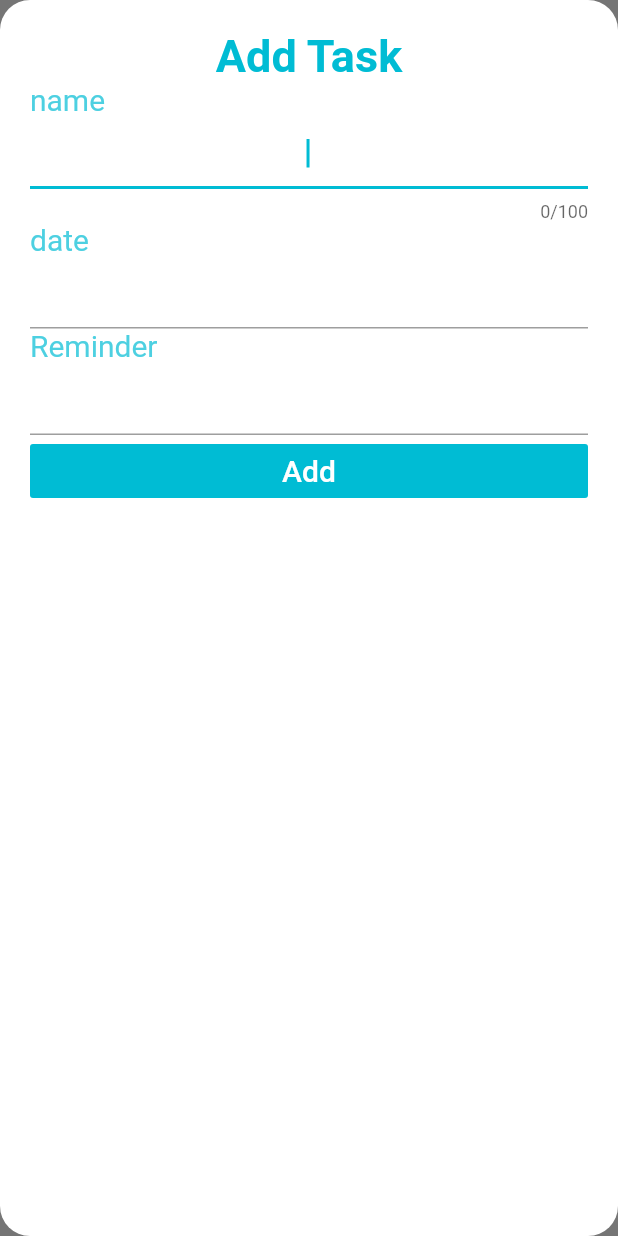
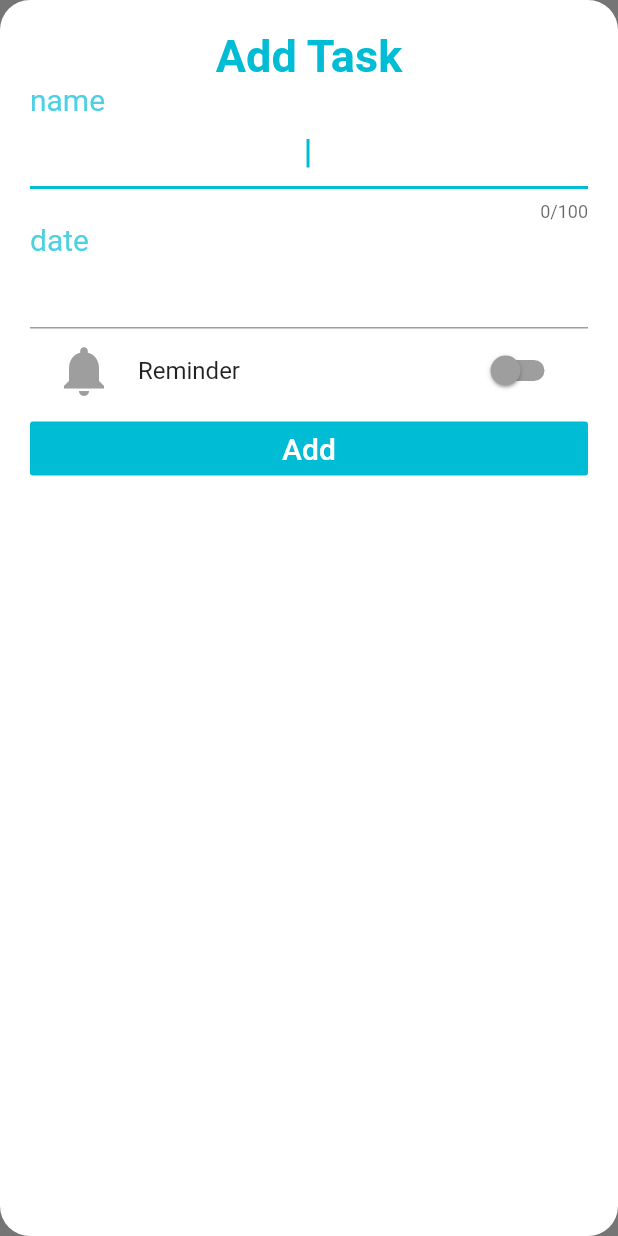
Before and after one commit to otouto3/flutter-todo-app, a Flutter app: the AddTaskScreen widget shown alone on an empty page, opened directly, on a phone screen of 412 x 824 dp. Run offline on Flutter 3.47's test engine with Material 2 defaults, Android fonts, the phone set to English and light mode, and no system bars; drawn by our look-alikes of datetime_picker_formfield; our stand-ins replace flutter_local_notifications, rxdart, sqflite, step_progress_indicator, table_calendar; accounts and stored records are empty.

Commit message:
switchのOn Offでリマインダーを表示させるようにした

```diff
--- a/lib/screens/add_task_screen.dart
+++ b/lib/screens/add_task_screen.dart
@@ -50,6 +50,8 @@ class _AddTaskScreenState extends State<AddTaskScreen> {
   final titleTextEditingController = TextEditingController();
   final dateTextEditingController = TextEditingController();
   final reminderTextEditingController = TextEditingController();
+
+  bool _switchValue = false;
 
   @override
   void initState() {
@@ -182,14 +184,37 @@ class _AddTaskScreenState extends State<AddTaskScreen> {
                 }
               },
             ),
-            Text(
+            SwitchListTile(
+                value: _switchValue,
+                activeColor: Colors.cyan,
+                activeTrackColor: Colors.cyan,
+                inactiveThumbColor: Colors.grey,
+                inactiveTrackColor: Colors.grey,
+                secondary: Icon(
+                  Icons.notifications,
+                  color: _switchValue ? Colors.cyan : Colors.grey[500],
+                  size: 40.0,
+                ),
+                title: Text('Reminder'),
+                //subtitle: Text('サブタイトル'),
+                onChanged: (bool value) {
+                  setState(() {
+                    _switchValue = value;
+                  });
+                }),
+            Visibility(
+              visible: _switchValue,
+              child: Text(
                 'Reminder',
                 style: TextStyle(
                   fontSize: 20.0,
                   color: Colors.cyan[300],
                 ),
               ),
-            DateTimeField(
+            ),
+            Visibility(
+              visible: _switchValue,
+              child: DateTimeField(
                 format: format,
                 controller: reminderTextEditingController,
                 onShowPicker: (context, currentValue) async {
@@ -201,14 +226,15 @@ class _AddTaskScreenState extends State<AddTaskScreen> {
                   if (date != null) {
                     final time = await showTimePicker(
                       context: context,
-                    initialTime:
-                        TimeOfDay.fromDateTime(currentValue ?? DateTime.now()),
+                      initialTime: TimeOfDay.fromDateTime(
+                          currentValue ?? DateTime.now()),
                     );
                     return DateTimeField.combine(date, time);
                   } else {
                     return currentValue;
                   }
                 },
+              ),
             ),
             FlatButton(
               child: Text(
@@ -242,7 +268,8 @@ class _AddTaskScreenState extends State<AddTaskScreen> {
                   Provider.of<TodoModel>(context, listen: false).add(Todo(
                       title: titleTextEditingController.text,
                       date: dateTextEditingController.text));
-                  if (reminderTextEditingController.text != "") {
+                  if (reminderTextEditingController.text != "" &&
+                      _switchValue == true) {
                     setupNotificationPlugin();
                     setupNotification(titleTextEditingController.text,
                         reminderTextEditingController.text);
```
Lines whose indentation alone changed are shown as unchanged.
